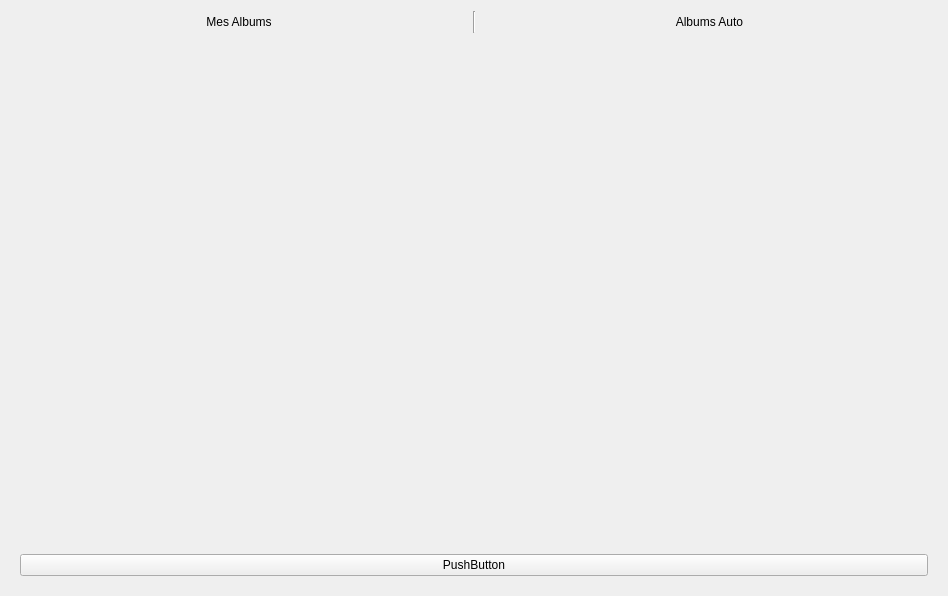
Before: the Qt Designer form albumwindow.ui in TheoFRASSI/GaleriePhotoIHM, drawn with Qt 5.
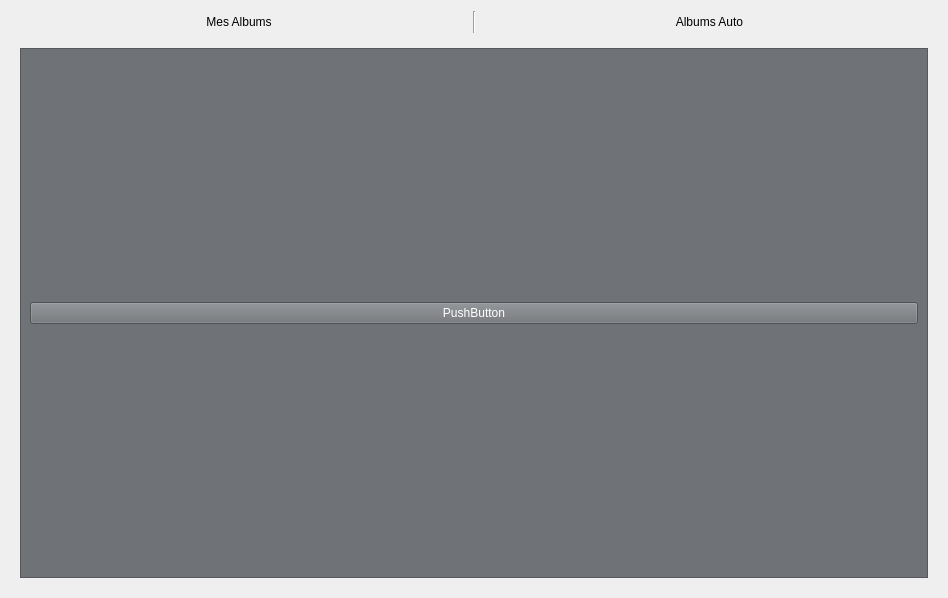
After: the same form once the commit is applied. Icons and pictures are not drawn.

What changed in the file:
```diff
--- a/albumwindow.ui
+++ b/albumwindow.ui
@@ -7,7 +7,7 @@
     <x>0</x>
     <y>0</y>
     <width>948</width>
-    <height>476</height>
+    <height>598</height>
    </rect>
   </property>
   <property name="windowTitle">
@@ -53,47 +53,539 @@
         <number>0</number>
        </property>
        <widget class="QWidget" name="page">
-        <layout class="QVBoxLayout" name="verticalLayout_2">
+        <layout class="QVBoxLayout" name="verticalLayout_4">
          <item>
-          <widget class="QLabel" name="labelImg">
-           <property name="minimumSize">
-            <size>
-             <width>500</width>
-             <height>500</height>
-            </size>
-           </property>
-           <property name="maximumSize">
-            <size>
-             <width>500</width>
-             <height>500</height>
-            </size>
-           </property>
-           <property name="autoFillBackground">
-            <bool>true</bool>
-           </property>
-           <property name="text">
-            <string/>
-           </property>
-           <property name="pixmap">
-            <pixmap>../../Desktop/Capture2.PNG</pixmap>
-           </property>
-           <property name="scaledContents">
-            <bool>true</bool>
-           </property>
-           <property name="wordWrap">
-            <bool>false</bool>
-           </property>
-           <property name="openExternalLinks">
-            <bool>true</bool>
-           </property>
-          </widget>
-         </item>
-         <item>
-          <widget class="QPushButton" name="newImageButton">
-           <property name="text">
-            <string>PushButton</string>
-           </property>
-          </widget>
+          <layout class="QVBoxLayout" name="verticalLayout_2">
+           <item>
+            <widget class="QFrame" name="corpsFrame">
+             <property name="palette">
+              <palette>
+               <active>
+                <colorrole role="WindowText">
+                 <brush brushstyle="SolidPattern">
+                  <color alpha="255">
+                   <red>255</red>
+                   <green>255</green>
+                   <blue>255</blue>
+                  </color>
+                 </brush>
+                </colorrole>
+                <colorrole role="Button">
+                 <brush brushstyle="SolidPattern">
+                  <color alpha="255">
+                   <red>111</red>
+                   <green>114</green>
+                   <blue>118</blue>
+                  </color>
+                 </brush>
+                </colorrole>
+                <colorrole role="Light">
+                 <brush brushstyle="SolidPattern">
+                  <color alpha="255">
+                   <red>167</red>
+                   <green>171</green>
+                   <blue>177</blue>
+                  </color>
+                 </brush>
+                </colorrole>
+                <colorrole role="Midlight">
+                 <brush brushstyle="SolidPattern">
+                  <color alpha="255">
+                   <red>139</red>
+                   <green>142</green>
+                   <blue>147</blue>
+                  </color>
+                 </brush>
+                </colorrole>
+                <colorrole role="Dark">
+                 <brush brushstyle="SolidPattern">
+                  <color alpha="255">
+                   <red>55</red>
+                   <green>57</green>
+                   <blue>59</blue>
+                  </color>
+                 </brush>
+                </colorrole>
+                <colorrole role="Mid">
+                 <brush brushstyle="SolidPattern">
+                  <color alpha="255">
+                   <red>74</red>
+                   <green>76</green>
+                   <blue>78</blue>
+                  </color>
+                 </brush>
+                </colorrole>
+                <colorrole role="Text">
+                 <brush brushstyle="SolidPattern">
+                  <color alpha="255">
+                   <red>255</red>
+                   <green>255</green>
+                   <blue>255</blue>
+                  </color>
+                 </brush>
+                </colorrole>
+                <colorrole role="BrightText">
+                 <brush brushstyle="SolidPattern">
+                  <color alpha="255">
+                   <red>255</red>
+                   <green>255</green>
+                   <blue>255</blue>
+                  </color>
+                 </brush>
+                </colorrole>
+                <colorrole role="ButtonText">
+                 <brush brushstyle="SolidPattern">
+                  <color alpha="255">
+                   <red>255</red>
+                   <green>255</green>
+                   <blue>255</blue>
+                  </color>
+                 </brush>
+                </colorrole>
+                <colorrole role="Base">
+                 <brush brushstyle="SolidPattern">
+                  <color alpha="255">
+                   <red>0</red>
+                   <green>0</green>
+                   <blue>0</blue>
+                  </color>
+                 </brush>
+                </colorrole>
+                <colorrole role="Window">
+                 <brush brushstyle="SolidPattern">
+                  <color alpha="255">
+                   <red>111</red>
+                   <green>114</green>
+                   <blue>118</blue>
+                  </color>
+                 </brush>
+                </colorrole>
+                <colorrole role="Shadow">
+                 <brush brushstyle="SolidPattern">
+                  <color alpha="255">
+                   <red>0</red>
+                   <green>0</green>
+                   <blue>0</blue>
+                  </color>
+                 </brush>
+                </colorrole>
+                <colorrole role="AlternateBase">
+                 <brush brushstyle="SolidPattern">
+                  <color alpha="255">
+                   <red>55</red>
+                   <green>57</green>
+                   <blue>59</blue>
+                  </color>
+                 </brush>
+                </colorrole>
+                <colorrole role="ToolTipBase">
+                 <brush brushstyle="SolidPattern">
+                  <color alpha="255">
+                   <red>255</red>
+                   <green>255</green>
+                   <blue>220</blue>
+                  </color>
+                 </brush>
+                </colorrole>
+                <colorrole role="ToolTipText">
+                 <brush brushstyle="SolidPattern">
+                  <color alpha="255">
+                   <red>0</red>
+                   <green>0</green>
+                   <blue>0</blue>
+                  </color>
+                 </brush>
+                </colorrole>
+                <colorrole role="PlaceholderText">
+                 <brush brushstyle="SolidPattern">
+                  <color alpha="128">
+                   <red>255</red>
+                   <green>255</green>
+                   <blue>255</blue>
+                  </color>
+                 </brush>
+                </colorrole>
+               </active>
+               <inactive>
+                <colorrole role="WindowText">
+                 <brush brushstyle="SolidPattern">
+                  <color alpha="255">
+                   <red>255</red>
+                   <green>255</green>
+                   <blue>255</blue>
+                  </color>
+                 </brush>
+                </colorrole>
+                <colorrole role="Button">
+                 <brush brushstyle="SolidPattern">
+                  <color alpha="255">
+                   <red>111</red>
+                   <green>114</green>
+                   <blue>118</blue>
+                  </color>
+                 </brush>
+                </colorrole>
+                <colorrole role="Light">
+                 <brush brushstyle="SolidPattern">
+                  <color alpha="255">
+                   <red>167</red>
+                   <green>171</green>
+                   <blue>177</blue>
+                  </color>
+                 </brush>
+                </colorrole>
+                <colorrole role="Midlight">
+                 <brush brushstyle="SolidPattern">
+                  <color alpha="255">
+                   <red>139</red>
+                   <green>142</green>
+                   <blue>147</blue>
+                  </color>
+                 </brush>
+                </colorrole>
+                <colorrole role="Dark">
+                 <brush brushstyle="SolidPattern">
+                  <color alpha="255">
+                   <red>55</red>
+                   <green>57</green>
+                   <blue>59</blue>
+                  </color>
+                 </brush>
+                </colorrole>
+                <colorrole role="Mid">
+                 <brush brushstyle="SolidPattern">
+                  <color alpha="255">
+                   <red>74</red>
+                   <green>76</green>
+                   <blue>78</blue>
+                  </color>
+                 </brush>
+                </colorrole>
+                <colorrole role="Text">
+                 <brush brushstyle="SolidPattern">
+                  <color alpha="255">
+                   <red>255</red>
+                   <green>255</green>
+                   <blue>255</blue>
+                  </color>
+                 </brush>
+                </colorrole>
+                <colorrole role="BrightText">
+                 <brush brushstyle="SolidPattern">
+                  <color alpha="255">
+                   <red>255</red>
+                   <green>255</green>
+                   <blue>255</blue>
+                  </color>
+                 </brush>
+                </colorrole>
+                <colorrole role="ButtonText">
+                 <brush brushstyle="SolidPattern">
+                  <color alpha="255">
+                   <red>255</red>
+                   <green>255</green>
+                   <blue>255</blue>
+                  </color>
+                 </brush>
+                </colorrole>
+                <colorrole role="Base">
+                 <brush brushstyle="SolidPattern">
+                  <color alpha="255">
+                   <red>0</red>
+                   <green>0</green>
+                   <blue>0</blue>
+                  </color>
+                 </brush>
+                </colorrole>
+                <colorrole role="Window">
+                 <brush brushstyle="SolidPattern">
+                  <color alpha="255">
+                   <red>111</red>
+                   <green>114</green>
+                   <blue>118</blue>
+                  </color>
+                 </brush>
+                </colorrole>
+                <colorrole role="Shadow">
+                 <brush brushstyle="SolidPattern">
+                  <color alpha="255">
+                   <red>0</red>
+                   <green>0</green>
+                   <blue>0</blue>
+                  </color>
+                 </brush>
+                </colorrole>
+                <colorrole role="AlternateBase">
+                 <brush brushstyle="SolidPattern">
+                  <color alpha="255">
+                   <red>55</red>
+                   <green>57</green>
+                   <blue>59</blue>
+                  </color>
+                 </brush>
+                </colorrole>
+                <colorrole role="ToolTipBase">
+                 <brush brushstyle="SolidPattern">
+                  <color alpha="255">
+                   <red>255</red>
+                   <green>255</green>
+                   <blue>220</blue>
+                  </color>
+                 </brush>
+                </colorrole>
+                <colorrole role="ToolTipText">
+                 <brush brushstyle="SolidPattern">
+                  <color alpha="255">
+                   <red>0</red>
+                   <green>0</green>
+                   <blue>0</blue>
+                  </color>
+                 </brush>
+                </colorrole>
+                <colorrole role="PlaceholderText">
+                 <brush brushstyle="SolidPattern">
+                  <color alpha="128">
+                   <red>255</red>
+                   <green>255</green>
+                   <blue>255</blue>
+                  </color>
+                 </brush>
+                </colorrole>
+               </inactive>
+               <disabled>
+                <colorrole role="WindowText">
+                 <brush brushstyle="SolidPattern">
+                  <color alpha="255">
+                   <red>55</red>
+                   <green>57</green>
+                   <blue>59</blue>
+                  </color>
+                 </brush>
+                </colorrole>
+                <colorrole role="Button">
+                 <brush brushstyle="SolidPattern">
+                  <color alpha="255">
+                   <red>111</red>
+                   <green>114</green>
+                   <blue>118</blue>
+                  </color>
+                 </brush>
+                </colorrole>
+                <colorrole role="Light">
+                 <brush brushstyle="SolidPattern">
+                  <color alpha="255">
+                   <red>167</red>
+                   <green>171</green>
+                   <blue>177</blue>
+                  </color>
+                 </brush>
+                </colorrole>
+                <colorrole role="Midlight">
+                 <brush brushstyle="SolidPattern">
+                  <color alpha="255">
+                   <red>139</red>
+                   <green>142</green>
+                   <blue>147</blue>
+                  </color>
+                 </brush>
+                </colorrole>
+                <colorrole role="Dark">
+                 <brush brushstyle="SolidPattern">
+                  <color alpha="255">
+                   <red>55</red>
+                   <green>57</green>
+                   <blue>59</blue>
+                  </color>
+                 </brush>
+                </colorrole>
+                <colorrole role="Mid">
+                 <brush brushstyle="SolidPattern">
+                  <color alpha="255">
+                   <red>74</red>
+                   <green>76</green>
+                   <blue>78</blue>
+                  </color>
+                 </brush>
+                </colorrole>
+                <colorrole role="Text">
+                 <brush brushstyle="SolidPattern">
+                  <color alpha="255">
+                   <red>55</red>
+                   <green>57</green>
+                   <blue>59</blue>
+                  </color>
+                 </brush>
+                </colorrole>
+                <colorrole role="BrightText">
+                 <brush brushstyle="SolidPattern">
+                  <color alpha="255">
+                   <red>255</red>
+                   <green>255</green>
+                   <blue>255</blue>
+                  </color>
+                 </brush>
+                </colorrole>
+                <colorrole role="ButtonText">
+                 <brush brushstyle="SolidPattern">
+                  <color alpha="255">
+                   <red>55</red>
+                   <green>57</green>
+                   <blue>59</blue>
+                  </color>
+                 </brush>
+                </colorrole>
+                <colorrole role="Base">
+                 <brush brushstyle="SolidPattern">
+                  <color alpha="255">
+                   <red>111</red>
+                   <green>114</green>
+                   <blue>118</blue>
+                  </color>
+                 </brush>
+                </colorrole>
+                <colorrole role="Window">
+                 <brush brushstyle="SolidPattern">
+                  <color alpha="255">
+                   <red>111</red>
+                   <green>114</green>
+                   <blue>118</blue>
+                  </color>
+                 </brush>
+                </colorrole>
+                <colorrole role="Shadow">
+                 <brush brushstyle="SolidPattern">
+                  <color alpha="255">
+                   <red>0</red>
+                   <green>0</green>
+                   <blue>0</blue>
+                  </color>
+                 </brush>
+                </colorrole>
+                <colorrole role="AlternateBase">
+                 <brush brushstyle="SolidPattern">
+                  <color alpha="255">
+                   <red>111</red>
+                   <green>114</green>
+                   <blue>118</blue>
+                  </color>
+                 </brush>
+                </colorrole>
+                <colorrole role="ToolTipBase">
+                 <brush brushstyle="SolidPattern">
+                  <color alpha="255">
+                   <red>255</red>
+                   <green>255</green>
+                   <blue>220</blue>
+                  </color>
+                 </brush>
+                </colorrole>
+                <colorrole role="ToolTipText">
+                 <brush brushstyle="SolidPattern">
+                  <color alpha="255">
+                   <red>0</red>
+                   <green>0</green>
+                   <blue>0</blue>
+                  </color>
+                 </brush>
+                </colorrole>
+                <colorrole role="PlaceholderText">
+                 <brush brushstyle="SolidPattern">
+                  <color alpha="128">
+                   <red>255</red>
+                   <green>255</green>
+                   <blue>255</blue>
+                  </color>
+                 </brush>
+                </colorrole>
+               </disabled>
+              </palette>
+             </property>
+             <property name="autoFillBackground">
+              <bool>true</bool>
+             </property>
+             <property name="frameShape">
+              <enum>QFrame::StyledPanel</enum>
+             </property>
+             <property name="frameShadow">
+              <enum>QFrame::Raised</enum>
+             </property>
+             <layout class="QVBoxLayout" name="verticalLayout_12">
+              <property name="spacing">
+               <number>0</number>
+              </property>
+              <property name="leftMargin">
+               <number>0</number>
+              </property>
+              <property name="topMargin">
+               <number>0</number>
+              </property>
+              <property name="rightMargin">
+               <number>0</number>
+              </property>
+              <property name="bottomMargin">
+               <number>0</number>
+              </property>
+              <item>
+               <layout class="QVBoxLayout" name="verticalLayout_3"/>
+              </item>
+              <item>
+               <widget class="QScrollArea" name="scrollArea">
+                <property name="sizePolicy">
+                 <sizepolicy hsizetype="Expanding" vsizetype="Expanding">
+                  <horstretch>0</horstretch>
+                  <verstretch>0</verstretch>
+                 </sizepolicy>
+                </property>
+                <property name="frameShape">
+                 <enum>QFrame::NoFrame</enum>
+                </property>
+                <property name="sizeAdjustPolicy">
+                 <enum>QAbstractScrollArea::AdjustToContents</enum>
+                </property>
+                <property name="widgetResizable">
+                 <bool>true</bool>
+                </property>
+                <property name="alignment">
+                 <set>Qt::AlignLeading|Qt::AlignLeft|Qt::AlignTop</set>
+                </property>
+                <widget class="QWidget" name="scrollAreaWidgetContents">
+                 <property name="geometry">
+                  <rect>
+                   <x>0</x>
+                   <y>0</y>
+                   <width>906</width>
+                   <height>523</height>
+                  </rect>
+                 </property>
+                 <layout class="QVBoxLayout" name="verticalLayout_5">
+                  <property name="spacing">
+                   <number>10</number>
+                  </property>
+                  <property name="topMargin">
+                   <number>10</number>
+                  </property>
+                  <item>
+                   <layout class="QGridLayout" name="listAlbum">
+                    <property name="sizeConstraint">
+                     <enum>QLayout::SetDefaultConstraint</enum>
+                    </property>
+                   </layout>
+                  </item>
+                  <item>
+                   <widget class="QPushButton" name="newAlbButton">
+                    <property name="text">
+                     <string>PushButton</string>
+                    </property>
+                   </widget>
+                  </item>
+                 </layout>
+                </widget>
+               </widget>
+              </item>
+             </layout>
+            </widget>
+           </item>
+          </layout>
          </item>
         </layout>
        </widget>
```
